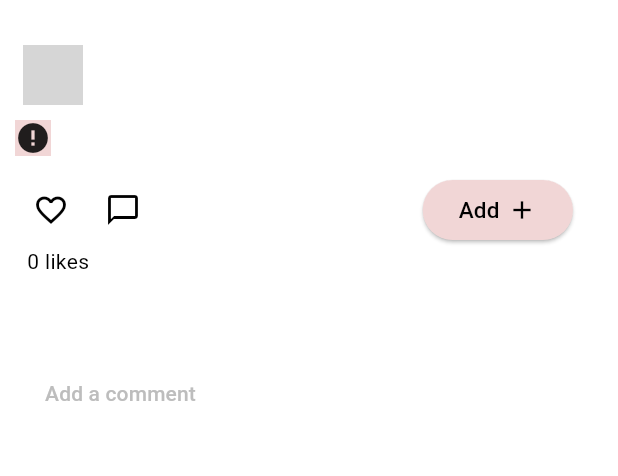
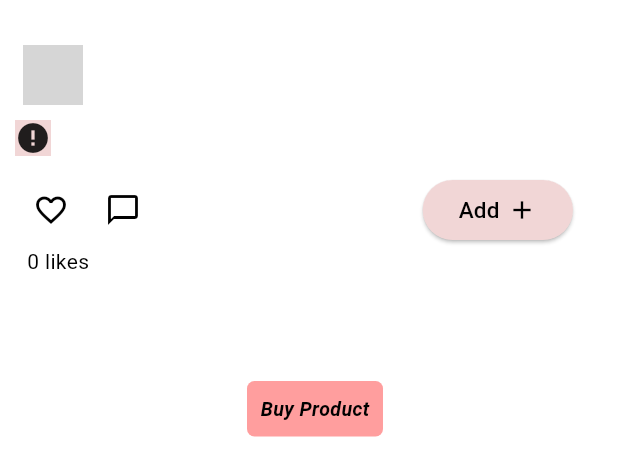
Before and after one commit to Skivap/SoftwareStudio, a Flutter app: the ProductContent widget shown alone on an empty page, opened directly with empty values, on a phone screen of 412 x 824 dp. Shown: the top 476 px of the screen. Run offline on Flutter 3.47's test engine with Material 3 defaults, Android fonts, the phone set to English and light mode, and no system bars; our stand-ins replace cloud_firestore, firebase_auth, firebase_core, firebase_storage, flutter_dotenv, flutter_staggered_animations and 2 more; accounts and stored records are empty; network calls fail; grey boxes are pictures that could not be loaded.

Commit message:
fixed some shit, added dismissables, and buy button

```diff
--- a/analysis_options.yaml
+++ b/analysis_options.yaml
@@ -7,6 +7,9 @@
 
 # The following line activates a set of recommended lints for Flutter apps,
 # packages, and plugins designed to encourage good coding practices.
+analyzer:
+  errors:
+    unused_field: ignore
 include: package:flutter_lints/flutter.yaml
 
 linter:
--- a/lib/model/product_model.dart
+++ b/lib/model/product_model.dart
@@ -7,10 +7,10 @@ class Product {
   final String imageUrl;
   final String category;
   final String style;
-  final String season;
   final String sellerID;
   final String price;
   final int likes;
+  final String link;
   final List<dynamic> likedby;
   Product({
     required this.likes,
@@ -21,9 +21,9 @@ class Product {
     required this.imageUrl,
     required this.category,
     required this.style,
-    required this.season,
     required this.price,
     required this.sellerID,
+    required this.link,
   });
 
   factory Product.fromFirestore(DocumentSnapshot doc) {
@@ -38,7 +38,7 @@ class Product {
       imageUrl: data['imageUrl'] ?? '',
       category: data['category'] ?? '',
       style: data['style'] ?? '',
-      season: data['season'] ?? '',
+      link: data['link'] ?? '',
       price: data['price'].toString(),
       sellerID: data['sellerId'] ?? '',
     );
--- a/lib/model/themes.dart
+++ b/lib/model/themes.dart
@@ -43,7 +43,7 @@ final ThemeData lightForestTheme = ThemeData(
   colorScheme: const ColorScheme(
     brightness: Brightness.light,
     primary: Color(0xFFF7DCB9),
-    onPrimary: Color.fromARGB(255, 160, 129, 97),
+    onPrimary: Color.fromARGB(255, 101, 81, 60),
     secondary: Color(0xFFB5C18E),
     onSecondary: Colors.black,
     tertiary: Color(0xFFAF8F6F),
--- a/lib/views/signup.dart
+++ b/lib/views/signup.dart
@@ -42,7 +42,8 @@ class _SignUpPageState extends State<SignUpPage> {
         await FirebaseFirestore.instance.collection('users').doc(user.uid).update({
           'name': name,
           'theme': 'classicLightTheme',
-          'gender': 'Male'
+          'gender': 'Male',
+          'profileLink': 'https://free-icon-rainbow.com/i/icon_01993/icon_019930_256.jpg'
         });
         await fetchAndApplyTheme(user.uid);
         widget.changePage("Home");
--- a/lib/widgets/product.dart
+++ b/lib/widgets/product.dart
@@ -7,6 +7,7 @@ import 'package:cloud_firestore/cloud_firestore.dart';
 import 'package:prototype_ss/views/user_page.dart';
 import 'package:prototype_ss/widgets/error_dialog.dart';
 import 'package:provider/provider.dart';
+import 'package:url_launcher/url_launcher.dart';
 import 'dart:async';
 import 'dart:io' as io;
 
@@ -38,7 +39,7 @@ class _ProductState extends State<ProductContent> {
 
   io.File? _pickedImage;
   String? _imageUrl;
-  String imageLink = '';
+  String profileLink = '';
   String username = '';
   late int likes;
   bool isLiked = false; // Provide a default value for isLiked
@@ -93,7 +94,7 @@ class _ProductState extends State<ProductContent> {
         if (mounted) {
           setState(() {
             username = querySnapshot.data()?['name'] ?? '';
-            imageLink = querySnapshot.data()?['imageLink'] ?? '';
+            profileLink = querySnapshot.data()?['profileLink'] ?? '';
           });
         }
       } else {
@@ -200,7 +201,7 @@ class _ProductState extends State<ProductContent> {
                     ),
                   const SizedBox(width: 5),
                   CircleAvatar(
-                    backgroundImage: NetworkImage(imageLink.isNotEmpty ? imageLink : 'https://free-icon-rainbow.com/i/icon_01993/icon_019930_256.jpg'),
+                    backgroundImage: NetworkImage(profileLink.isNotEmpty ? profileLink : 'https://free-icon-rainbow.com/i/icon_01993/icon_019930_256.jpg'),
                   ),
                   const SizedBox(width: 8.0),
                   Text(
@@ -302,14 +303,29 @@ class _ProductState extends State<ProductContent> {
                       fontSize: 14,
                     ),
                   ),
-                  const SizedBox(height: 4.0),
-                  TextButton(
-                    onPressed: () {},
-                    child: Text(
-                      'Add a comment',
-                      style: TextStyle(
-                        color: Colors.grey[400],
-                        fontSize: 14,
+                  const SizedBox(height: 20.0),
+                  Center(
+                    child: Container(
+                      decoration: BoxDecoration(
+                        borderRadius: BorderRadius.circular(5),
+                        color: theme.colorScheme.tertiary
+                      ),
+                      padding: const EdgeInsets.all(9),
+                      child: InkWell(
+                        onTap: () async {
+                          if (widget.productData.link != '') {
+                            await launchUrl(Uri.parse(widget.productData.link));
+                          }
+                        },
+                        child: Text(
+                          'Buy Product',
+                          style: TextStyle(
+                            color: theme.colorScheme.onPrimary,
+                            fontSize: 13,
+                            fontWeight: FontWeight.bold,
+                            fontStyle: FontStyle.italic
+                          ),
+                        ),
                       ),
                     ),
                   ),
--- a/pubspec.yaml
+++ b/pubspec.yaml
@@ -27,6 +27,7 @@ dependencies:
   image_picker_for_web: ^3.0.4
   universal_io: ^2.0.4
   flutter_staggered_animations: ^1.1.1
+  url_launcher: ^6.3.0
 dev_dependencies:
   flutter_test:
     sdk: flutter
```
Also changed, not shown: lib/views/shopping_cart.dart (+67 -29 lines), pubspec.lock, 5 other files.
